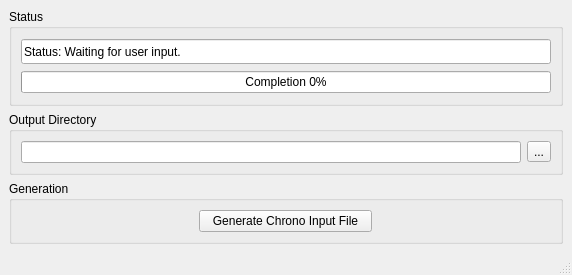
Old version of the form freecad/chronoWorkbench/gui/ui/ui_LDPMCSL_writeSimFiles.ui in the repository Concrete-Chrono-Development/chrono-preprocessor.
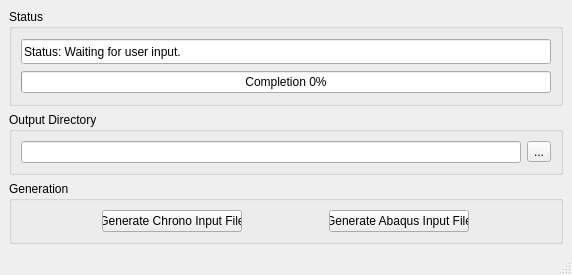
New version of the form.

Commit message: Updated panel for Abaqus output

Diff of the .ui file:
```diff
--- a/freecad/chronoWorkbench/gui/ui/ui_LDPMCSL_writeSimFiles.ui
+++ b/freecad/chronoWorkbench/gui/ui/ui_LDPMCSL_writeSimFiles.ui
@@ -148,26 +148,24 @@
       <property name="title">
        <string>Generation</string>
       </property>
-      <layout class="QGridLayout" name="gridLayout_4">
-       <item row="0" column="0">
         <layout class="QGridLayout" name="gridLayout_3">
          <item row="0" column="0">
           <widget class="QPushButton" name="writeChrono">
            <property name="sizePolicy">
-            <sizepolicy hsizetype="Fixed" vsizetype="Fixed">
+          <sizepolicy hsizetype="Expanding" vsizetype="Fixed">
              <horstretch>0</horstretch>
              <verstretch>0</verstretch>
             </sizepolicy>
            </property>
            <property name="minimumSize">
             <size>
-             <width>173</width>
+           <width>140</width>
              <height>20</height>
             </size>
            </property>
            <property name="maximumSize">
             <size>
-             <width>173</width>
+           <width>0</width>
              <height>16777215</height>
             </size>
            </property>
@@ -179,7 +177,33 @@
            </property>
           </widget>
          </item>
-        </layout>
+       <item row="0" column="1">
+        <widget class="QPushButton" name="writeAbaqus">
+         <property name="sizePolicy">
+          <sizepolicy hsizetype="Expanding" vsizetype="Fixed">
+           <horstretch>0</horstretch>
+           <verstretch>0</verstretch>
+          </sizepolicy>
+         </property>
+         <property name="minimumSize">
+          <size>
+           <width>140</width>
+           <height>20</height>
+          </size>
+         </property>
+         <property name="maximumSize">
+          <size>
+           <width>0</width>
+           <height>16777215</height>
+          </size>
+         </property>
+         <property name="text">
+          <string>Generate Abaqus Input File</string>
+         </property>
+         <property name="autoDefault">
+          <bool>false</bool>
+         </property>
+        </widget>
        </item>
       </layout>
      </widget>
```
Lines whose indentation alone changed are shown as unchanged.
